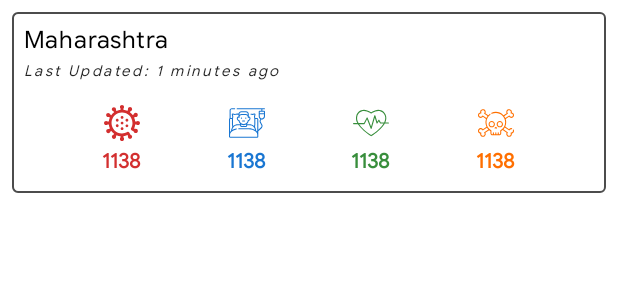
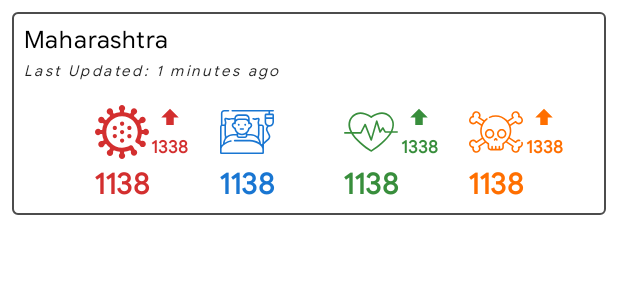
Before and after one commit to PatilShreyas/Covid19-Notifier-IN, an Android app: the layout item_state.xml on its own in the app's theme, with its tools: preview values and no code run, on a phone screen of 412 x 824 dp. Shown: the top 300 px of the screen. Run offline under Robolectric (Android 15) with nearby library versions, the phone set to English and light mode, and no system bars.

Commit message:
Updated State Item layout with optimized layout heirarchy

```diff
--- a/app/src/main/res/layout/item_state.xml
+++ b/app/src/main/res/layout/item_state.xml
@@ -33,23 +33,18 @@
         app:layout_constraintTop_toBottomOf="@+id/textState"
         tools:text="Last Updated: 1 minutes ago" />
 
-    <LinearLayout
-        android:id="@+id/confirmedLayout"
-        android:layout_width="wrap_content"
-        android:layout_height="wrap_content"
-        android:layout_marginTop="@dimen/dimen_16"
-        android:gravity="center"
-        android:orientation="vertical"
-        app:layout_constraintEnd_toStartOf="@+id/activeLayout"
+    <ImageView
+        android:id="@+id/imageView8"
+        android:layout_width="36dp"
+        android:layout_height="36dp"
+        android:contentDescription="@string/confirmed"
+        android:src="@drawable/ic_virus"
+        android:tint="@color/dark_red"
+        app:layout_constraintBottom_toBottomOf="@+id/imageView9"
+        app:layout_constraintEnd_toStartOf="@+id/imageView9"
         app:layout_constraintHorizontal_bias="0.5"
         app:layout_constraintStart_toStartOf="parent"
-        app:layout_constraintTop_toBottomOf="@+id/textLastUpdatedView">
-
-        <ImageView
-            android:layout_width="24dp"
-            android:layout_height="24dp"
-            android:src="@drawable/ic_virus"
-            android:tint="@color/dark_red" />
+        app:layout_constraintTop_toTopOf="@+id/imageView9" />
 
     <TextView
         android:id="@+id/textConfirmed"
@@ -57,26 +52,24 @@
         android:layout_width="wrap_content"
         android:layout_height="wrap_content"
         android:textColor="@color/dark_red"
+        android:textSize="20sp"
+        app:layout_constraintEnd_toEndOf="@+id/imageView8"
+        app:layout_constraintStart_toStartOf="@+id/imageView8"
+        app:layout_constraintTop_toBottomOf="@+id/imageView8"
         tools:text="1138" />
-    </LinearLayout>
-
-    <LinearLayout
-        android:id="@+id/activeLayout"
-        android:layout_width="wrap_content"
-        android:layout_height="wrap_content"
-        android:layout_marginTop="@dimen/dimen_16"
-        android:gravity="center"
-        android:orientation="vertical"
-        app:layout_constraintEnd_toStartOf="@+id/recoveredLayout"
-        app:layout_constraintHorizontal_bias="0.5"
-        app:layout_constraintStart_toEndOf="@+id/confirmedLayout"
-        app:layout_constraintTop_toBottomOf="@+id/textLastUpdatedView">
 
     <ImageView
-            android:layout_width="24dp"
-            android:layout_height="24dp"
+        android:id="@+id/imageView9"
+        android:layout_width="36dp"
+        android:layout_height="36dp"
+        android:contentDescription="@string/active"
         android:src="@drawable/ic_patient"
-            android:tint="@color/dark_blue" />
+        android:tint="@color/dark_blue"
+        app:layout_constraintBottom_toBottomOf="@+id/imageView10"
+        app:layout_constraintEnd_toStartOf="@+id/imageView10"
+        app:layout_constraintHorizontal_bias="0.5"
+        app:layout_constraintStart_toEndOf="@+id/imageView8"
+        app:layout_constraintTop_toTopOf="@+id/imageView10" />
 
     <TextView
         android:id="@+id/textActive"
@@ -84,26 +77,24 @@
         android:layout_width="wrap_content"
         android:layout_height="wrap_content"
         android:textColor="@color/dark_blue"
+        android:textSize="20sp"
+        app:layout_constraintEnd_toEndOf="@+id/imageView9"
+        app:layout_constraintStart_toStartOf="@+id/imageView9"
+        app:layout_constraintTop_toBottomOf="@+id/imageView9"
         tools:text="1138" />
-    </LinearLayout>
-
-    <LinearLayout
-        android:id="@+id/recoveredLayout"
-        android:layout_width="wrap_content"
-        android:layout_height="wrap_content"
-        android:layout_marginTop="@dimen/dimen_16"
-        android:gravity="center"
-        android:orientation="vertical"
-        app:layout_constraintEnd_toStartOf="@+id/deathLayout"
-        app:layout_constraintHorizontal_bias="0.5"
-        app:layout_constraintStart_toEndOf="@+id/activeLayout"
-        app:layout_constraintTop_toBottomOf="@+id/textLastUpdatedView">
 
     <ImageView
-            android:layout_width="24dp"
-            android:layout_height="24dp"
+        android:id="@+id/imageView10"
+        android:layout_width="36dp"
+        android:layout_height="36dp"
+        android:contentDescription="@string/recovered"
         android:src="@drawable/ic_heart"
-            android:tint="@color/dark_green" />
+        android:tint="@color/dark_green"
+        app:layout_constraintBottom_toBottomOf="@+id/imageView11"
+        app:layout_constraintEnd_toStartOf="@+id/imageView11"
+        app:layout_constraintHorizontal_bias="0.5"
+        app:layout_constraintStart_toEndOf="@+id/imageView9"
+        app:layout_constraintTop_toTopOf="@+id/imageView11" />
 
     <TextView
         android:id="@+id/textRecovered"
@@ -111,26 +102,24 @@
         android:layout_width="wrap_content"
         android:layout_height="wrap_content"
         android:textColor="@color/dark_green"
+        android:textSize="20sp"
+        app:layout_constraintEnd_toEndOf="@+id/imageView10"
+        app:layout_constraintStart_toStartOf="@+id/imageView10"
+        app:layout_constraintTop_toBottomOf="@+id/imageView10"
         tools:text="1138" />
-    </LinearLayout>
 
-    <LinearLayout
-        android:id="@+id/deathLayout"
-        android:layout_width="wrap_content"
-        android:layout_height="wrap_content"
-        android:layout_marginTop="@dimen/dimen_16"
-        android:gravity="center"
-        android:orientation="vertical"
+    <ImageView
+        android:id="@+id/imageView11"
+        android:layout_width="36dp"
+        android:layout_height="36dp"
+        android:layout_marginTop="16dp"
+        android:contentDescription="@string/deaths"
+        android:src="@drawable/ic_death"
+        android:tint="@color/dark_yellow"
         app:layout_constraintEnd_toEndOf="parent"
         app:layout_constraintHorizontal_bias="0.5"
-        app:layout_constraintStart_toEndOf="@+id/recoveredLayout"
-        app:layout_constraintTop_toBottomOf="@+id/textLastUpdatedView">
-
-        <ImageView
-            android:layout_width="24dp"
-            android:layout_height="24dp"
-            android:src="@drawable/ic_death"
-            android:tint="@color/dark_yellow" />
+        app:layout_constraintStart_toEndOf="@+id/imageView10"
+        app:layout_constraintTop_toBottomOf="@+id/textLastUpdatedView" />
 
     <TextView
         android:id="@+id/textDeath"
@@ -138,6 +127,110 @@
         android:layout_width="wrap_content"
         android:layout_height="wrap_content"
         android:textColor="@color/dark_yellow"
+        android:textSize="20sp"
+        app:layout_constraintEnd_toEndOf="@+id/imageView11"
+        app:layout_constraintStart_toStartOf="@+id/imageView11"
+        app:layout_constraintTop_toBottomOf="@+id/imageView11"
         tools:text="1138" />
-    </LinearLayout>
+
+    <ImageView
+        android:id="@+id/imageView12"
+        android:layout_width="wrap_content"
+        android:layout_height="wrap_content"
+        android:layout_marginStart="4dp"
+        android:tint="@color/dark_red"
+        app:layout_constraintBottom_toBottomOf="@+id/imageView8"
+        app:layout_constraintStart_toEndOf="@+id/imageView8"
+        app:layout_constraintTop_toTopOf="@+id/imageView8"
+        app:layout_constraintVertical_bias="0.0"
+        app:srcCompat="@drawable/ic_up" />
+
+    <ImageView
+        android:id="@+id/imageView13"
+        android:layout_width="wrap_content"
+        android:layout_height="wrap_content"
+        android:layout_marginStart="4dp"
+        android:tint="@color/dark_green"
+        app:layout_constraintBottom_toBottomOf="@+id/imageView10"
+        app:layout_constraintStart_toEndOf="@+id/imageView10"
+        app:layout_constraintTop_toTopOf="@+id/imageView10"
+        app:layout_constraintVertical_bias="0.0"
+        app:srcCompat="@drawable/ic_up" />
+
+    <ImageView
+        android:id="@+id/imageView14"
+        android:layout_width="wrap_content"
+        android:layout_height="wrap_content"
+        android:layout_marginStart="4dp"
+        android:tint="@color/dark_yellow"
+        app:layout_constraintBottom_toBottomOf="@+id/imageView11"
+        app:layout_constraintStart_toEndOf="@+id/imageView11"
+        app:layout_constraintTop_toTopOf="@+id/imageView11"
+        app:layout_constraintVertical_bias="0.0"
+        app:srcCompat="@drawable/ic_up" />
+
+    <TextView
+        android:id="@+id/textStateNewConfirm"
+        android:layout_width="wrap_content"
+        android:layout_height="wrap_content"
+        android:textColor="@color/dark_red"
+        android:textSize="12sp"
+        android:textStyle="bold"
+        app:layout_constraintEnd_toEndOf="@+id/imageView12"
+        app:layout_constraintStart_toStartOf="@+id/imageView12"
+        app:layout_constraintTop_toBottomOf="@+id/imageView12"
+        tools:text="1338" />
+
+    <TextView
+        android:id="@+id/textStateNewRecover"
+        android:layout_width="wrap_content"
+        android:layout_height="wrap_content"
+        android:textColor="@color/dark_green"
+        android:textSize="12sp"
+        android:textStyle="bold"
+        app:layout_constraintEnd_toEndOf="@+id/imageView13"
+        app:layout_constraintStart_toStartOf="@+id/imageView13"
+        app:layout_constraintTop_toBottomOf="@+id/imageView13"
+        tools:text="1338" />
+
+    <TextView
+        android:id="@+id/textStateNewDeath"
+        android:layout_width="wrap_content"
+        android:layout_height="wrap_content"
+        android:textColor="@color/dark_yellow"
+        android:textSize="12sp"
+        android:textStyle="bold"
+        app:layout_constraintEnd_toEndOf="@+id/imageView14"
+        app:layout_constraintStart_toStartOf="@+id/imageView14"
+        app:layout_constraintTop_toBottomOf="@+id/imageView14"
+        tools:text="1338" />
+
+    <androidx.constraintlayout.widget.Group
+        android:id="@+id/groupStateNewConfrim"
+        android:layout_width="wrap_content"
+        android:layout_height="wrap_content"
+        android:visibility="visible"
+        app:constraint_referenced_ids="textStateNewConfirm,imageView12"
+        tools:layout_editor_absoluteX="8dp"
+        tools:layout_editor_absoluteY="8dp" />
+
+    <androidx.constraintlayout.widget.Group
+        android:id="@+id/groupStateNewRecover"
+        android:layout_width="wrap_content"
+        android:layout_height="wrap_content"
+        android:visibility="visible"
+        app:constraint_referenced_ids="textStateNewRecover,imageView13"
+        tools:layout_editor_absoluteX="8dp"
+        tools:layout_editor_absoluteY="8dp" />
+
+    <androidx.constraintlayout.widget.Group
+        android:id="@+id/groupStateNewDeaths"
+        android:layout_width="wrap_content"
+        android:layout_height="wrap_content"
+        android:visibility="visible"
+        app:constraint_referenced_ids="textStateNewDeath,imageView14"
+        tools:layout_editor_absoluteX="8dp"
+        tools:layout_editor_absoluteY="8dp" />
+
+
 </androidx.constraintlayout.widget.ConstraintLayout>
```
Lines whose indentation alone changed are shown as unchanged.
